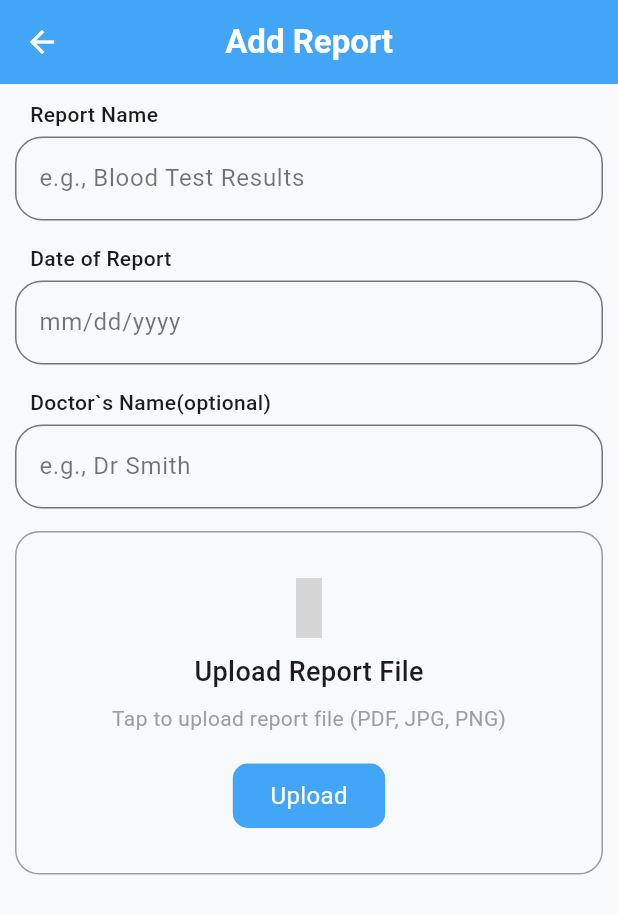
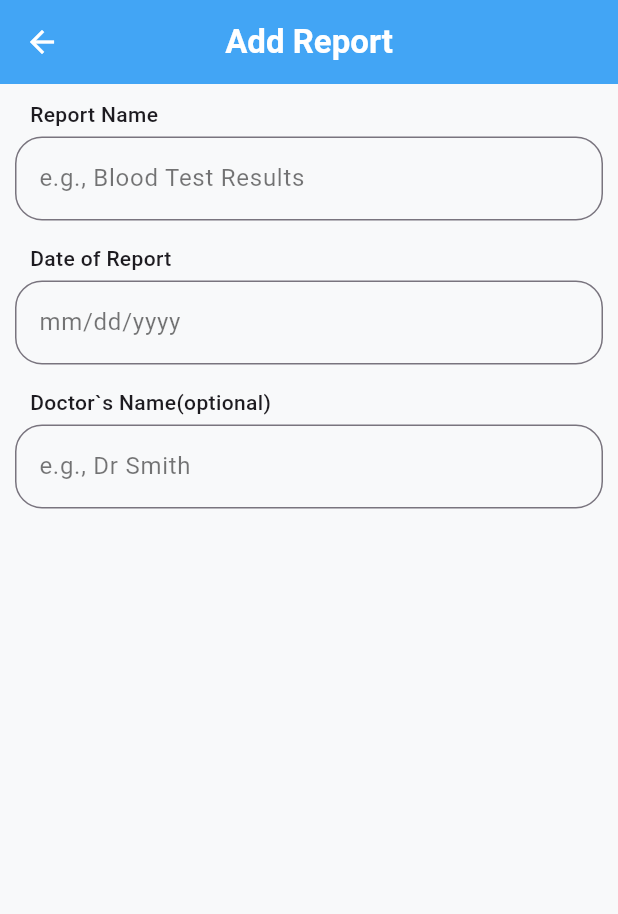
Before and after one commit to muhammednaseemtk/Medical_Reminder-v1, a Flutter app: the AddingViewReport screen opened by its route, on a phone screen of 412 x 824 dp. Shown: the top 914 px of the screen. Run offline on Flutter 3.47's test engine with Material 3 defaults, Android fonts, the phone set to English and light mode, and no system bars; our stand-ins replace hive, hive_flutter; missing offline and left inert: enefty_icons, horizontal_week_calendar; accounts and stored records are empty; statements that could not run were skipped; grey boxes are pictures that could not be loaded.

Commit message:
report date

```diff
--- a/medical_reminder/lib/core/theme/app_colors.dart
+++ b/medical_reminder/lib/core/theme/app_colors.dart
@@ -1,5 +1,5 @@
 import 'package:flutter/material.dart';
-import 'package:flutter/widgets.dart';
+
 
 class AppColors {
   static const Color icon = Color(0xFF34A853);
--- a/medical_reminder/lib/presentation/Notification/view/notification_screen.dart
+++ b/medical_reminder/lib/presentation/Notification/view/notification_screen.dart
@@ -1,4 +1,4 @@
-import 'dart:math';
+
 
 import 'package:flutter/material.dart';
 import 'package:medical_reminder/core/theme/app_colors.dart';
--- a/medical_reminder/lib/presentation/adding appointment/widget/appointment_textfield.dart
+++ b/medical_reminder/lib/presentation/adding appointment/widget/appointment_textfield.dart
@@ -1,4 +1,4 @@
-import 'dart:ffi';
+
 
 import 'package:flutter/material.dart';
 import 'package:medical_reminder/core/theme/app_colors.dart';
--- a/medical_reminder/lib/presentation/adding view report/view/adding_view_report.dart
+++ b/medical_reminder/lib/presentation/adding view report/view/adding_view_report.dart
@@ -1,10 +1,8 @@
-import 'dart:ffi';
-
 import 'package:flutter/material.dart';
 import 'package:medical_reminder/common/widget/custom_text_field.dart';
 import 'package:medical_reminder/core/theme/app_colors.dart';
+import 'package:medical_reminder/presentation/adding view report/widget/report_date.dart';
 import 'package:medical_reminder/presentation/adding%20view%20report/widget/add_report.dart';
-import 'package:medical_reminder/presentation/adding%20view%20report/widget/upload_report.dart';
 
 class AddingViewReport extends StatefulWidget {
   const AddingViewReport({super.key});
@@ -14,6 +12,21 @@ class AddingViewReport extends StatefulWidget {
 }
 
 class _AddingViewReportState extends State<AddingViewReport> {
+  TextEditingController dateController = TextEditingController();
+
+  Future<DateTime?> showReportDatePicker(BuildContext context) {
+    return showModalBottomSheet<DateTime>(
+      context: context,
+      backgroundColor: Colors.white,
+      shape: RoundedRectangleBorder(
+        borderRadius: BorderRadius.vertical(top: Radius.circular(20)),
+      ),
+      builder: (context) {
+        return ReportDate(initialDate: DateTime.now());
+      },
+    );
+  }
+
   @override
   Widget build(BuildContext context) {
     return Scaffold(
@@ -21,20 +34,47 @@ class _AddingViewReportState extends State<AddingViewReport> {
       appBar: AppBar(
         foregroundColor: AppColors.white,
         backgroundColor: AppColors.icon1,
-        title: Text('Add Report',style: TextStyle(fontWeight: FontWeight.bold),),
+        title: Text(
+          'Add Report',
+          style: TextStyle(fontWeight: FontWeight.bold),
+        ),
         centerTitle: true,
       ),
       body: Padding(
         padding: const EdgeInsets.all(10.0),
         child: Column(
           children: [
-            AddContainer(text: 'Report Name', texts: 'e.g., Blood Test Results'),
-            SizedBox(height: 15,),
-            AddContainer(text: 'Date of Report', texts: 'mm/dd/yyyy'),
-            SizedBox(height: 15,),
-            AddContainer(text: 'Doctor`s Name(optional)', texts: 'e.g., Dr Smith'),
-            SizedBox(height: 15,),
-            UploadReport(onTap: (){})
+            AddContainer(
+              text: 'Report Name',
+              texts: 'e.g., Blood Test Results',
+            ),
+            SizedBox(height: 15),
+            GestureDetector(
+              onTap: () async {
+                DateTime? picked = await showReportDatePicker(context);
+                if (picked != null) {
+                  setState(() {
+                    dateController.text =
+                        "${picked.day}/${picked.month}/${picked.year}";
+                  });
+                }
+              },
+              child: AbsorbPointer(
+                child: AddContainer(
+                  text: 'Date of Report',
+                  texts: dateController.text.isEmpty
+                      ? 'mm/dd/yyyy'
+                      : dateController.text,
+                ),
+              ),
+            ),
+
+            SizedBox(height: 15),
+            AddContainer(
+              text: 'Doctor`s Name(optional)',
+              texts: 'e.g., Dr Smith',
+            ),
+            SizedBox(height: 15),
           ],
         ),
       ),
--- a/medical_reminder/lib/presentation/adding view report/widget/upload_report.dart
+++ /dev/null
@@ -1,64 +0,0 @@
-import 'dart:io';
-import 'package:enefty_icons/enefty_icons.dart';
-import 'package:flutter/material.dart';
-import 'package:file_picker/file_picker.dart';
-import 'package:image_picker/image_picker.dart';
-import 'package:medical_reminder/core/theme/app_colors.dart';
-
-class UploadReport extends StatelessWidget {
-  final VoidCallback onTap;
-
-  const UploadReport({super.key, required this.onTap});
-
-  @override
-  Widget build(BuildContext context) {
-    return GestureDetector(
-      onTap: onTap,
-      child: Container(
-        width: double.infinity,
-        padding: const EdgeInsets.symmetric(vertical: 30, horizontal: 20),
-        decoration: BoxDecoration(
-          borderRadius: BorderRadius.circular(16),
-          border: Border.all(
-            color: AppColors.shadow,
-            width: 1,
-          ),
-        ),
-        child: Column(
-          mainAxisSize: MainAxisSize.min,
-          children: [
-            Icon(EneftyIcons.document_upload_outline, size: 40, color: AppColors.icon1,),
-
-            SizedBox(height: 10),
-
-             Text(
-              "Upload Report File",
-              style: TextStyle(fontSize: 18, fontWeight: FontWeight.w500),
-            ),
-
-             SizedBox(height: 8),
-
-            Text(
-              "Tap to upload report file (PDF, JPG, PNG)",
-              style: TextStyle(fontSize: 14, color: AppColors.shadow),
-            ),
-
-           SizedBox(height: 20),
-
-            Container(
-              padding: const EdgeInsets.symmetric(vertical: 10, horizontal: 25),
-              decoration: BoxDecoration(
-                color: AppColors.icon1,
-                borderRadius: BorderRadius.circular(10),
-              ),
-              child: Text(
-                "Upload",
-                style: TextStyle(color: Colors.white, fontSize: 16),
-              ),
-            ),
-          ],
-        ),
-      ),
-    );
-  }
-}
--- a/medical_reminder/lib/presentation/auth/sign_up/view/sign_up_screen.dart
+++ b/medical_reminder/lib/presentation/auth/sign_up/view/sign_up_screen.dart
@@ -5,7 +5,6 @@ import 'package:medical_reminder/core/constant/app_constant.dart';
 import 'package:medical_reminder/core/route/app_route.dart';
 import 'package:medical_reminder/core/theme/app_colors.dart';
 import 'package:medical_reminder/presentation/auth/function/auth_function.dart';
-import 'package:medical_reminder/presentation/auth/login/view/login_screen.dart';
 import 'package:medical_reminder/presentation/auth/model/user_model.dart';
 
 class SignUpScreen extends StatefulWidget {
--- a/medical_reminder/lib/presentation/home/view/home_screen.dart
+++ b/medical_reminder/lib/presentation/home/view/home_screen.dart
@@ -1,11 +1,11 @@
 import 'package:enefty_icons/enefty_icons.dart';
 import 'package:flutter/material.dart';
-import 'package:medical_reminder/core/constant/app_constant.dart';
+
 import 'package:medical_reminder/core/route/app_route.dart';
 import 'package:medical_reminder/core/theme/app_colors.dart';
-import 'package:medical_reminder/presentation/Notification/view/notification_screen.dart';
+
 import 'package:medical_reminder/presentation/home/widget/appointment_card.dart';
-import 'package:medical_reminder/presentation/home/widget/bottom_nav_bar.dart';
+
 import 'package:medical_reminder/presentation/home/widget/medicine_card.dart';
 import 'package:medical_reminder/presentation/home/widget/menu_card.dart';
 
--- a/medical_reminder/pubspec.yaml
+++ b/medical_reminder/pubspec.yaml
@@ -38,8 +38,6 @@ dependencies:
   hive_flutter: ^1.1.0
   horizontal_week_calendar: ^0.0.20
   enefty_icons: ^1.0.9
-  image_picker: ^1.2.1
-  file_picker: ^10.3.7
 
 dev_dependencies:
   flutter_test:
```
Also changed, not shown: medical_reminder/lib/presentation/adding view report/widget/report_date.dart (added, +65 -0 lines), medical_reminder/pubspec.lock, 6 other files.
